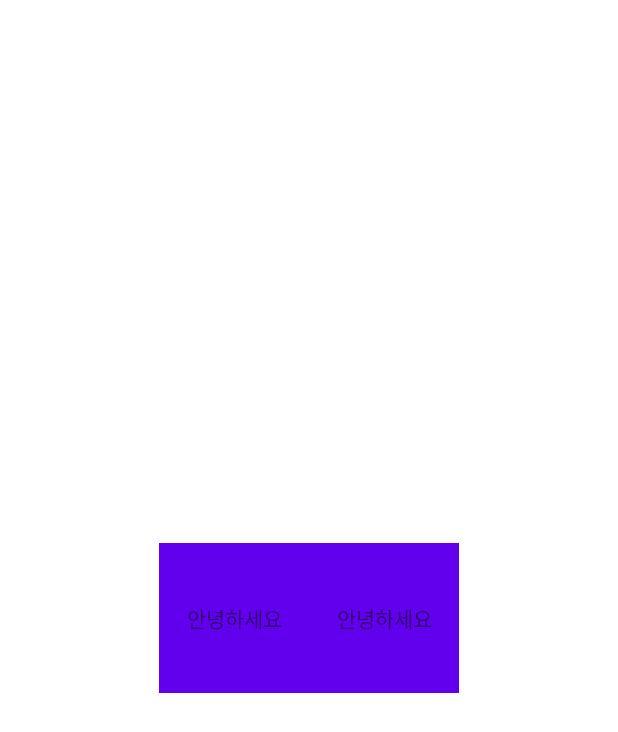
After one commit to ljkyung/JaeKyung, an Android app: the layout gravity.xml on its own in the app's theme, with its tools: preview values and no code run, on a phone screen of 412 x 824 dp. The commit adds this screen. Shown: the top 732 px of the screen. Run offline under Robolectric (Android 15) with nearby library versions, the phone set to English and light mode, and no system bars.

Commit message:
Add FrameLayout, Gravity, ScrollView, Resource

```diff
--- a/AndroidStudioProjects/KotlinStudy/app/src/main/java/com/example/fastcampus/MainActivity.kt
+++ b/AndroidStudioProjects/KotlinStudy/app/src/main/java/com/example/fastcampus/MainActivity.kt
@@ -6,6 +6,6 @@ import android.os.Bundle
 class MainActivity : AppCompatActivity() {
     override fun onCreate(savedInstanceState: Bundle?) {
         super.onCreate(savedInstanceState)
-        setContentView(R.layout.linearlayout_homework1)
+        setContentView(R.layout.drawable)
     }
 }
--- /dev/null
+++ b/AndroidStudioProjects/KotlinStudy/app/src/main/java/안드로이드_UI/10-FrameLayout.txt
@@ -0,0 +1,5 @@
+프레임 레이아웃(Frame Layout)
+- 부모가 될 수 있는 컨테이너 뷰
+- 액자에 뷰를 넣는다
+- 먼저 적힌(xml) 자식뷰가 맨 아래(뒤) 깔린다
+- 중첩이 필요할 때 사용한다
--- /dev/null
+++ b/AndroidStudioProjects/KotlinStudy/app/src/main/java/안드로이드_UI/12-ScrollView.txt
@@ -0,0 +1,5 @@
+ScrollView(스크롤 뷰)
+- 자식을 가질수 있는 컨테이너 뷰
+    - 자식을 오직 하나만 가질수 있다
+- 특이한 속성
+    - fillViewPort
--- /dev/null
+++ b/AndroidStudioProjects/KotlinStudy/app/src/main/res/layout/gravity.xml
@@ -0,0 +1,29 @@
+<?xml version="1.0" encoding="utf-8"?>
+<FrameLayout xmlns:android="http://schemas.android.com/apk/res/android"
+    android:layout_width="match_parent"
+    android:layout_height="match_parent">
+
+
+    <androidx.appcompat.widget.LinearLayoutCompat
+        android:layout_width="match_parent"
+        android:layout_height="match_parent"
+        android:gravity="center">
+
+    <TextView
+        android:layout_width="100dp"
+        android:layout_height="100dp"
+        android:text="안녕하세요"
+        android:gravity="center"
+        android:background="@color/purple_500"
+        />
+    <TextView
+        android:layout_width="100dp"
+        android:layout_height="100dp"
+        android:text="안녕하세요"
+        android:gravity="center"
+        android:background="@color/purple_500"
+        />
+    </androidx.appcompat.widget.LinearLayoutCompat>
+
+
+</FrameLayout>
--- a/AndroidStudioProjects/KotlinStudy/app/src/main/res/values/colors.xml
+++ b/AndroidStudioProjects/KotlinStudy/app/src/main/res/values/colors.xml
@@ -7,4 +7,5 @@
     <color name="teal_700">#FF018786</color>
     <color name="black">#FF000000</color>
     <color name="white">#FFFFFFFF</color>
+    <color name="fastcampus">#00000000</color>
 </resources>
--- a/AndroidStudioProjects/KotlinStudy/app/src/main/res/values/strings.xml
+++ b/AndroidStudioProjects/KotlinStudy/app/src/main/res/values/strings.xml
@@ -1,3 +1,4 @@
 <resources>
     <string name="app_name">FastCampus</string>
+    <string name="hello">안녕하세요</string>
 </resources>
```
Also changed, not shown: AndroidStudioProjects/KotlinStudy/app/src/main/java/안드로이드_UI/11-Gravity.txt (added, +19 -0 lines), AndroidStudioProjects/KotlinStudy/app/src/main/java/안드로이드_UI/13-Resource.txt (added, +20 -0 lines), AndroidStudioProjects/KotlinStudy/app/src/main/java/안드로이드_UI/14-drawable.txt (added, +8 -0 lines), AndroidStudioProjects/KotlinStudy/app/src/main/res/drawable/drawable1.xml (added, +7 -0 lines), AndroidStudioProjects/KotlinStudy/app/src/main/res/layout/drawable.xml (added, +12 -0 lines), AndroidStudioProjects/KotlinStudy/app/src/main/res/layout/framelayout.xml (added, +21 -0 lines), AndroidStudioProjects/KotlinStudy/app/src/main/res/layout/resource.xml (added, +19 -0 lines), AndroidStudioProjects/KotlinStudy/app/src/main/res/layout/scrollview.xml (added, +20 -0 lines), AndroidStudioProjects/KotlinStudy/app/src/main/res/drawable/download.jpg (added).
